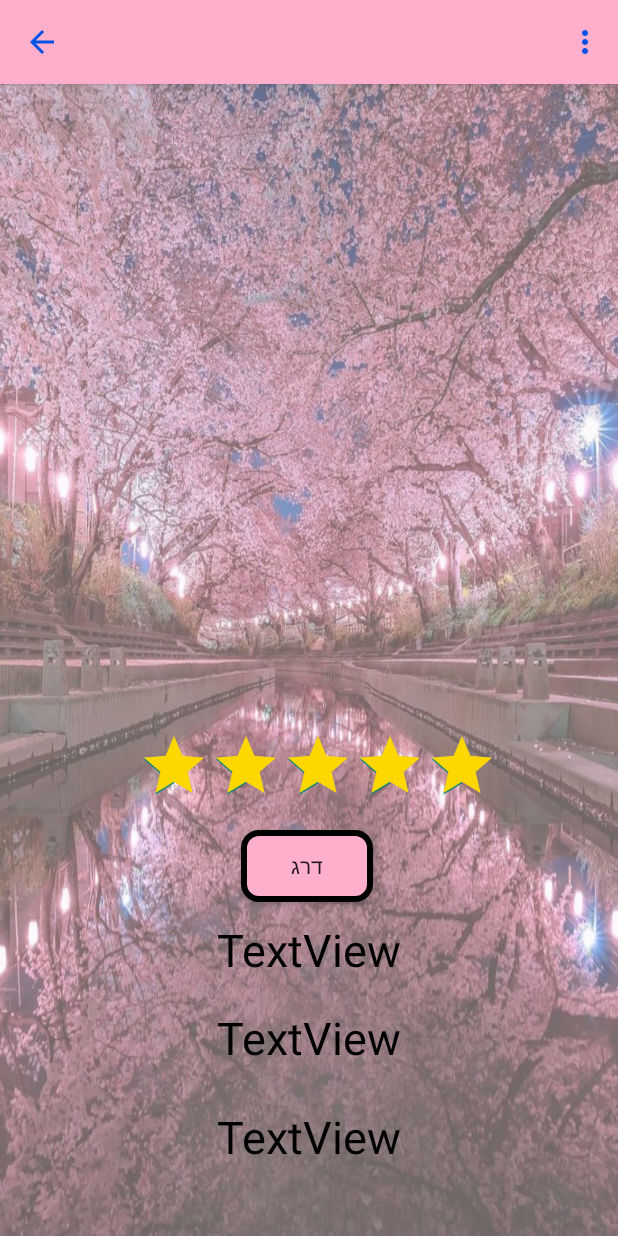
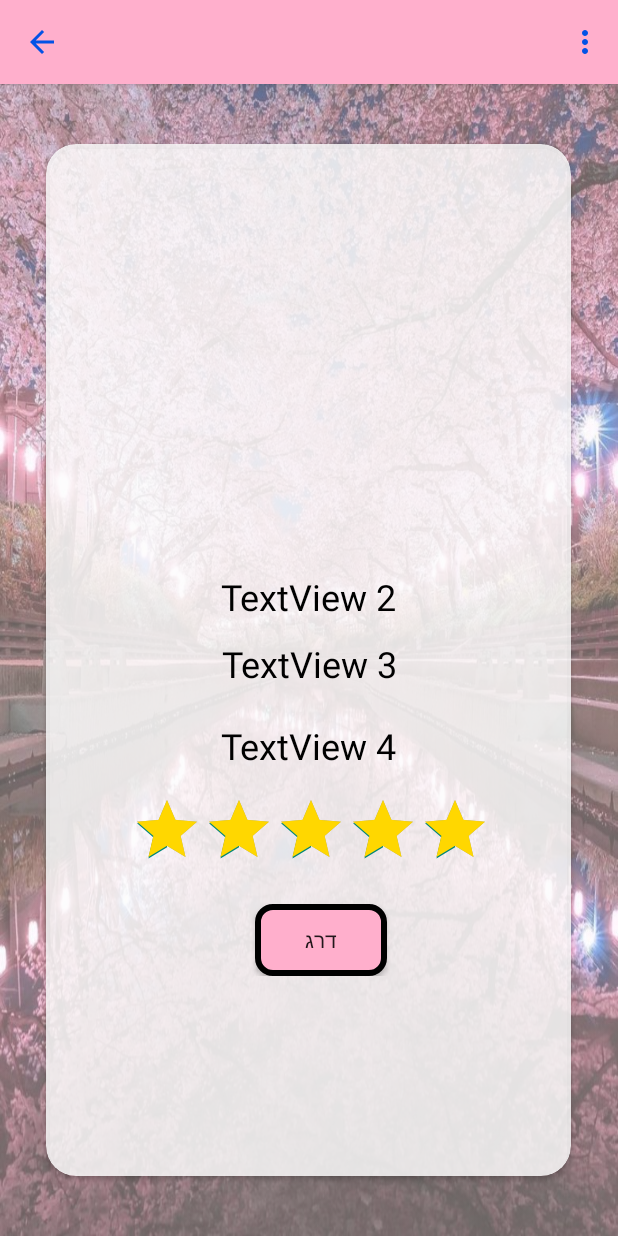
Before and after one commit to yosishayev/Wedding_App, an Android app: the dj screen opened directly, with no data from a screen before it, on a phone screen of 412 x 824 dp. Run offline under Robolectric (Android 15) with nearby library versions, the phone set to English and light mode, and no system bars; our stand-ins replace Firebase (no records; nobody signed in at launch, a user with empty details on screens opened directly), Picasso; pictures from the network do not load; Roboto replaces fonts that are not available here; 6 statements that could not run were skipped.

Commit message:
dj xml added card and style

```diff
--- a/app/src/main/res/layout/activity_dj.xml
+++ b/app/src/main/res/layout/activity_dj.xml
@@ -1,4 +1,3 @@
-<?xml version="1.0" encoding="utf-8"?>
 <RelativeLayout xmlns:android="http://schemas.android.com/apk/res/android"
     xmlns:app="http://schemas.android.com/apk/res-auto"
     xmlns:tools="http://schemas.android.com/tools"
@@ -21,6 +20,15 @@
         tools:layout_editor_absoluteX="1dp"
         tools:layout_editor_absoluteY="1dp">
 
+        <androidx.cardview.widget.CardView
+            android:layout_width="350dp"
+            android:layout_height="wrap_content"
+            android:layout_gravity="center"
+            android:layout_margin="40dp"
+            app:cardCornerRadius="20dp"
+            app:contentPadding="5dp"
+            app:cardBackgroundColor="#D0FFFFFF" >
+
             <androidx.constraintlayout.widget.ConstraintLayout
                 android:layout_width="match_parent"
                 android:layout_height="wrap_content"
@@ -30,12 +38,12 @@
 
                 <ImageView
                     android:id="@+id/imageView"
-                android:layout_width="0dp"
-                android:layout_height="0dp"
+                    android:layout_width="250dp"
+                    android:layout_height="230dp"
                     android:layout_marginStart="52dp"
-                android:layout_marginTop="16dp"
-                android:layout_marginEnd="52dp"
-                app:layout_constraintBottom_toTopOf="@+id/ratingBar"
+                    android:layout_marginTop="40dp"
+                    android:layout_marginEnd="40dp"
+                    app:layout_constraintBottom_toTopOf="@+id/textView2"
                     app:layout_constraintEnd_toEndOf="parent"
                     app:layout_constraintStart_toStartOf="parent"
                     app:layout_constraintTop_toTopOf="parent" />
@@ -44,61 +52,73 @@
                     android:id="@+id/textView2"
                     android:layout_width="wrap_content"
                     android:layout_height="wrap_content"
-                android:layout_marginBottom="18dp"
-                android:text="TextView"
+                    android:layout_marginTop="10dp"
+                    android:layout_marginBottom="6dp"
+                    android:text="TextView 2"
                     android:textColor="@color/black"
-                android:textSize="30dp"
+                    android:textSize="24sp"
                     app:layout_constraintBottom_toTopOf="@+id/textView3"
-                app:layout_constraintStart_toStartOf="@+id/textView3"
-                app:layout_constraintTop_toBottomOf="@+id/button7" />
+                    app:layout_constraintEnd_toEndOf="parent"
+                    app:layout_constraintHorizontal_bias="0.502"
+                    app:layout_constraintStart_toStartOf="parent"
+                    app:layout_constraintTop_toBottomOf="@+id/imageView" />
 
                 <TextView
                     android:id="@+id/textView3"
                     android:layout_width="wrap_content"
                     android:layout_height="wrap_content"
-                android:layout_marginBottom="25dp"
-                android:text="TextView"
+                    android:layout_marginTop="6dp"
+                    android:layout_marginBottom="6dp"
+                    android:text="TextView 3"
                     android:textColor="@color/black"
-                android:textSize="30dp"
+                    android:textSize="24sp"
                     app:layout_constraintBottom_toTopOf="@+id/textView4"
-                app:layout_constraintStart_toStartOf="@+id/textView4"
+                    app:layout_constraintEnd_toEndOf="parent"
+                    app:layout_constraintHorizontal_bias="0.506"
+                    app:layout_constraintStart_toStartOf="parent"
                     app:layout_constraintTop_toBottomOf="@+id/textView2" />
 
                 <TextView
                     android:id="@+id/textView4"
                     android:layout_width="wrap_content"
                     android:layout_height="wrap_content"
-                android:layout_marginBottom="46dp"
-                android:text="TextView"
+                    android:layout_marginTop="16dp"
+                    android:layout_marginBottom="16dp"
+                    android:text="TextView 4"
                     android:textColor="@color/black"
-                android:textSize="30dp"
-                app:layout_constraintBottom_toBottomOf="parent"
+                    android:textSize="24sp"
+                    app:layout_constraintBottom_toTopOf="@+id/ratingBar"
                     app:layout_constraintEnd_toEndOf="parent"
+                    app:layout_constraintHorizontal_bias="0.5"
                     app:layout_constraintStart_toStartOf="parent"
                     app:layout_constraintTop_toBottomOf="@+id/textView3" />
 
                 <RatingBar
                     android:id="@+id/ratingBar"
+                    style="@style/CustomRatingBar"
                     android:layout_width="wrap_content"
                     android:layout_height="wrap_content"
-                android:layout_marginEnd="28dp"
+                    android:layout_marginEnd="48dp"
                     android:layout_marginBottom="9dp"
-                style="@style/CustomRatingBar"
                     app:layout_constraintBottom_toTopOf="@+id/button7"
-                app:layout_constraintEnd_toEndOf="@+id/imageView"
-                app:layout_constraintTop_toBottomOf="@+id/imageView" />
+                    app:layout_constraintEnd_toEndOf="parent"
+                    app:layout_constraintTop_toBottomOf="@+id/textView3"
+                    app:layout_constraintVertical_bias="0.318" />
 
                 <Button
                     android:id="@+id/button7"
                     android:layout_width="wrap_content"
                     android:layout_height="wrap_content"
                     android:layout_marginStart="16dp"
+                    android:layout_marginTop="16dp"
                     android:layout_marginBottom="11dp"
+                    android:background="@drawable/button_border"
                     android:text="דרג"
-                android:background="@drawable/button_border"
-                app:layout_constraintBottom_toTopOf="@+id/textView2"
-                app:layout_constraintStart_toStartOf="@+id/textView2"
-                app:layout_constraintTop_toBottomOf="@+id/ratingBar" />
+                    app:layout_constraintTop_toBottomOf="@+id/ratingBar"
+                    app:layout_constraintEnd_toEndOf="parent"
+                    app:layout_constraintHorizontal_bias="0.5"
+                    app:layout_constraintStart_toStartOf="parent" />
             </androidx.constraintlayout.widget.ConstraintLayout>
+        </androidx.cardview.widget.CardView>
     </ScrollView>
 </RelativeLayout>
```
Lines whose indentation alone changed are shown as unchanged.
